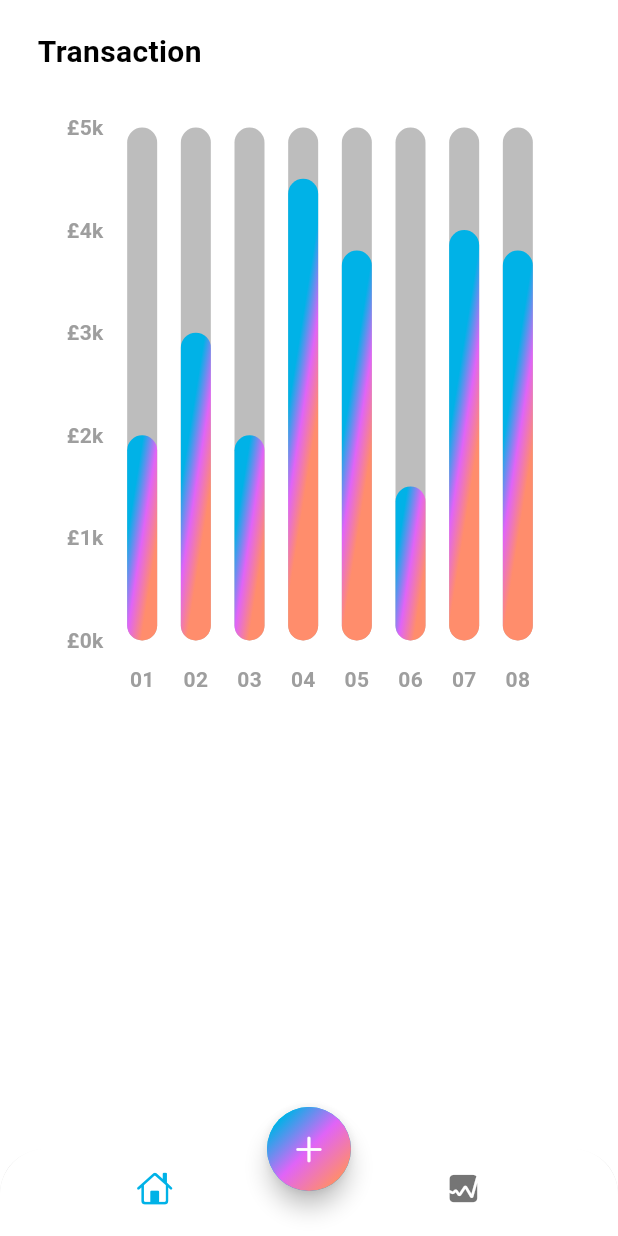
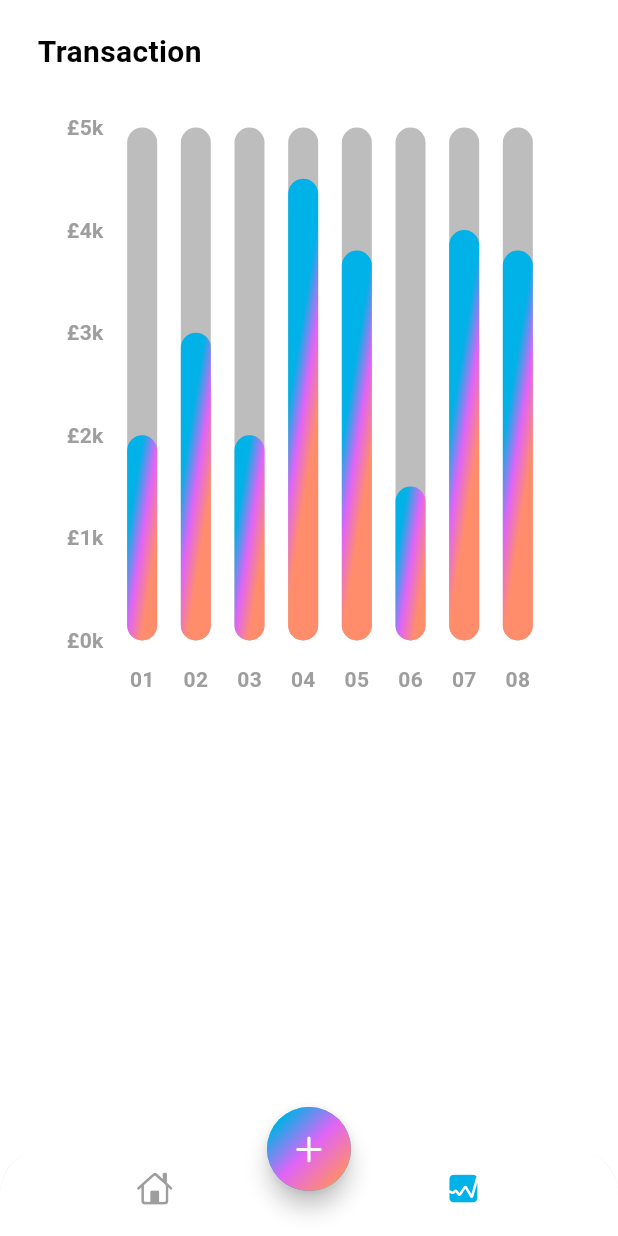
Before and after one commit to Each9084/quick_tracker, a Flutter app: the screen it shows after launch, item 2 of the bottom bar chosen, on a phone screen of 412 x 824 dp. Run offline on Flutter 3.47's test engine with Material 3 defaults, Android fonts, the phone set to English and light mode, and no system bars; drawn by our look-alikes of fl_chart; our stand-ins replace font_awesome_flutter.

Commit message:
add selectedColor to switch the outline in bottomBar

```diff
--- a/lib/screens/home/views/home_screen.dart
+++ b/lib/screens/home/views/home_screen.dart
@@ -2,6 +2,7 @@ import 'dart:math';
 
 import 'package:flutter/cupertino.dart';
 import 'package:flutter/material.dart';
+import 'package:quick_tracker/screens/add_expense/views/add_expense.dart';
 import 'package:quick_tracker/screens/home/views/main_screen.dart';
 
 import '../../states/states_screen.dart';
@@ -14,15 +15,27 @@ class HomeScreen extends StatefulWidget {
 }
 
 class _HomeScreenState extends State<HomeScreen> {
+  //影响有多少个item
+  int index = 0;
+
+  //当切换到不同的页面 在bar中切换颜色
+  late Color selectedColor;
+  Color unSelectedColor = Colors.grey;
 
   var widgetList = [
     MainScreen(),
     stateScreen(),
   ];
 
-  int index = 0;
+  @override
+  void initState() {
+    // TODO: implement initState
+  }
+
   @override
   Widget build(BuildContext context) {
+    selectedColor = Theme.of(context).colorScheme.primary;
+
     return Scaffold(
       appBar: AppBar(
         toolbarHeight: 10,
@@ -32,27 +45,45 @@ class _HomeScreenState extends State<HomeScreen> {
         borderRadius: BorderRadius.vertical(top: Radius.circular(30)),
         child: BottomNavigationBar(
           onTap: (value) {
-           setState(() {
-             index = value;
-           });
+            setState(() {
+              index = value;
+            });
             // print(value);
           },
+          //fixedColor: Colors.green,
+          //被selectedColor取代了 selectedItemColor: Colors.green,
           backgroundColor: Colors.white,
           showSelectedLabels: false,
           showUnselectedLabels: false,
           elevation: 3,
           items: [
             BottomNavigationBarItem(
-                icon: Icon(CupertinoIcons.home), label: "Home"),
+              icon: Icon(
+                CupertinoIcons.home,
+                color: index == 0 ? selectedColor : unSelectedColor,
+              ),
+              label: "Home",
+            ),
             BottomNavigationBarItem(
-                icon: Icon(CupertinoIcons.graph_square_fill), label: "Stats"),
+                icon: Icon(
+                  CupertinoIcons.graph_square_fill,
+                  color: index == 0 ? unSelectedColor : selectedColor,
+                ),
+                label: "Stats"),
           ],
         ),
       ),
       //浮空栏 用于添加
       floatingActionButtonLocation: FloatingActionButtonLocation.centerDocked,
       floatingActionButton: FloatingActionButton(
-        onPressed: () {},
+        onPressed: () {
+          Navigator.push(
+            context,
+            MaterialPageRoute(
+              builder: (BuildContext context) => AddExpense(),
+            ),
+          );
+        },
         shape: CircleBorder(),
         child: Container(
             width: 60,
```
